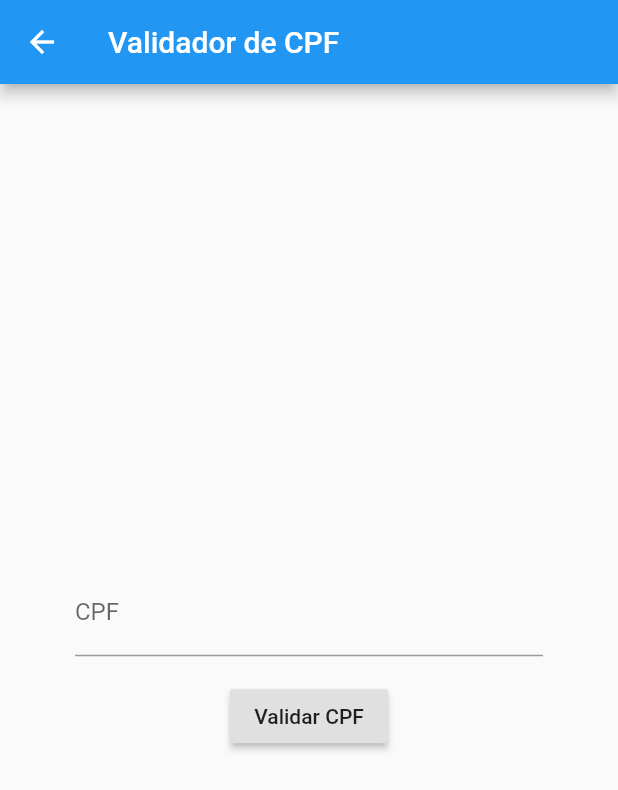
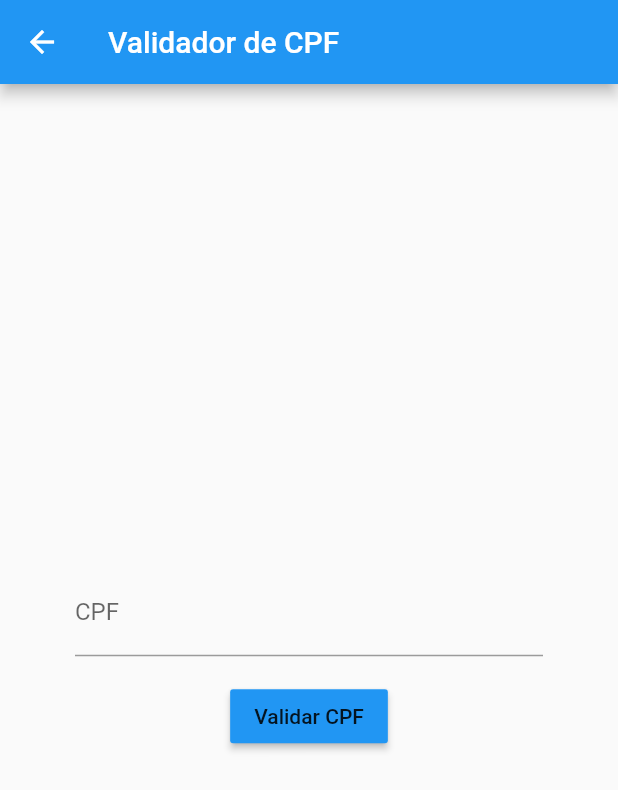
Before and after one commit to GustavoOrelio/ProjetoSoftwareAvancado, a Flutter app: the screen it shows after launch, after a tap on "Valide seu CPF", on a phone screen of 412 x 824 dp. Shown: the top 790 px of the screen. Run offline on Flutter 3.47's test engine with Material 2 defaults, Android fonts, the phone set to English and light mode, and no system bars.

Commit message:
Refatorando codigo e editando botoes

```diff
--- a/aula_16_02/lib/widgets/validarCnpj.dart
+++ b/aula_16_02/lib/components/validarCnpj.dart
@@ -1,14 +1,10 @@
 bool ValidarCNPJ(String cnpj) {
-  // Remove caracteres não numéricos
   cnpj = cnpj.replaceAll(RegExp(r'[^0-9]'), '');
 
-  // Verifica se o CNPJ tem 14 dígitos
   if (cnpj.length != 14) return false;
 
-  // Verifica se todos os dígitos são iguais
   if (RegExp(r'^(\d)\1*$').hasMatch(cnpj)) return false;
 
-  // Algoritmo de validação
   List<int> digitos = cnpj.split('').map((e) => int.parse(e)).toList();
   int soma = 0;
   int peso = 2;
--- a/aula_16_02/lib/widgets/validarCpf.dart
+++ b/aula_16_02/lib/components/validarCpf.dart
@@ -1,18 +1,14 @@
 bool ValidarCPF(String cpf) {
-  // Remover caracteres não numéricos
   cpf = cpf.replaceAll(RegExp(r'[^\d]'), '');
 
-  // Verificar se o CPF tem 11 dígitos
   if (cpf.length != 11) {
     return false;
   }
 
-  // Verificar se todos os dígitos são iguais
   if (RegExp(r'^(\d)\1{10}$').hasMatch(cpf)) {
     return false;
   }
 
-  // Calcular o primeiro dígito verificador
   var soma = 0;
   for (var i = 0; i < 9; i++) {
     soma += int.parse(cpf[i]) * (10 - i);
@@ -22,7 +18,6 @@ bool ValidarCPF(String cpf) {
     digito1 = 0;
   }
 
-  // Calcular o segundo dígito verificador
   soma = 0;
   for (var i = 0; i < 10; i++) {
     soma += int.parse(cpf[i]) * (11 - i);
@@ -32,6 +27,5 @@ bool ValidarCPF(String cpf) {
     digito2 = 0;
   }
 
-  // Verificar se os dígitos calculados são iguais aos dígitos informados
   return cpf.endsWith('$digito1$digito2');
 }
--- a/aula_16_02/lib/view/primeiraPagina.dart
+++ b/aula_16_02/lib/view/primeiraPagina.dart
@@ -14,7 +14,17 @@ class PrimeiraPagina extends StatelessWidget {
           mainAxisAlignment: MainAxisAlignment.center,
           children: <Widget>[
             RaisedButton(
-              child: Text('Valide seu CPF'),
+              color: Colors.blue,
+              textColor: Colors.white,
+              shape: RoundedRectangleBorder(
+                borderRadius: BorderRadius.circular(8.0),
+              ),
+              child: const Text(
+                'Valide seu CPF',
+                style: TextStyle(
+                  fontSize: 20.0,
+                ),
+              ),
               onPressed: () {
                 Navigator.push(
                   context,
@@ -22,9 +32,19 @@ class PrimeiraPagina extends StatelessWidget {
                 );
               },
             ),
-            SizedBox(height: 16.0),
+            SizedBox(height: 18.0),
             RaisedButton(
-              child: Text('Valide seu CNPJ'),
+              color: Colors.blue,
+              textColor: Colors.white,
+              shape: RoundedRectangleBorder(
+                borderRadius: BorderRadius.circular(8.0),
+              ),
+              child: const Text(
+                'Valide seu CNPJ',
+                style: TextStyle(
+                  fontSize: 20.0,
+                ),
+              ),
               onPressed: () {
                 Navigator.push(
                   context,
--- a/aula_16_02/lib/view/validaCnpj.dart
+++ b/aula_16_02/lib/view/validaCnpj.dart
@@ -1,4 +1,4 @@
-import 'package:aula_16_02/widgets/validarCnpj.dart';
+import 'package:aula_16_02/components/validarCnpj.dart';
 import 'package:flutter/material.dart';
 
 class ValidaCnpj extends StatefulWidget {
--- a/aula_16_02/lib/view/validaCpf.dart
+++ b/aula_16_02/lib/view/validaCpf.dart
@@ -1,4 +1,4 @@
-import 'package:aula_16_02/widgets/validarCpf.dart';
+import 'package:aula_16_02/components/validarCpf.dart';
 import 'package:flutter/material.dart';
 
 class ValidaCpf extends StatefulWidget {
@@ -62,13 +62,13 @@ class _FormularioCPFState extends State<ValidaCpf> {
                         }
                       },
                       child: const Text('Validar CPF'),
+                      color: Colors.blue,
                     ),
                   ),
                 ],
               ),
             ),
           ),
-      )
-    );
+        ));
   }
 }
```
Also changed, not shown: 1 other file. Lines whose indentation alone changed are shown as unchanged.
